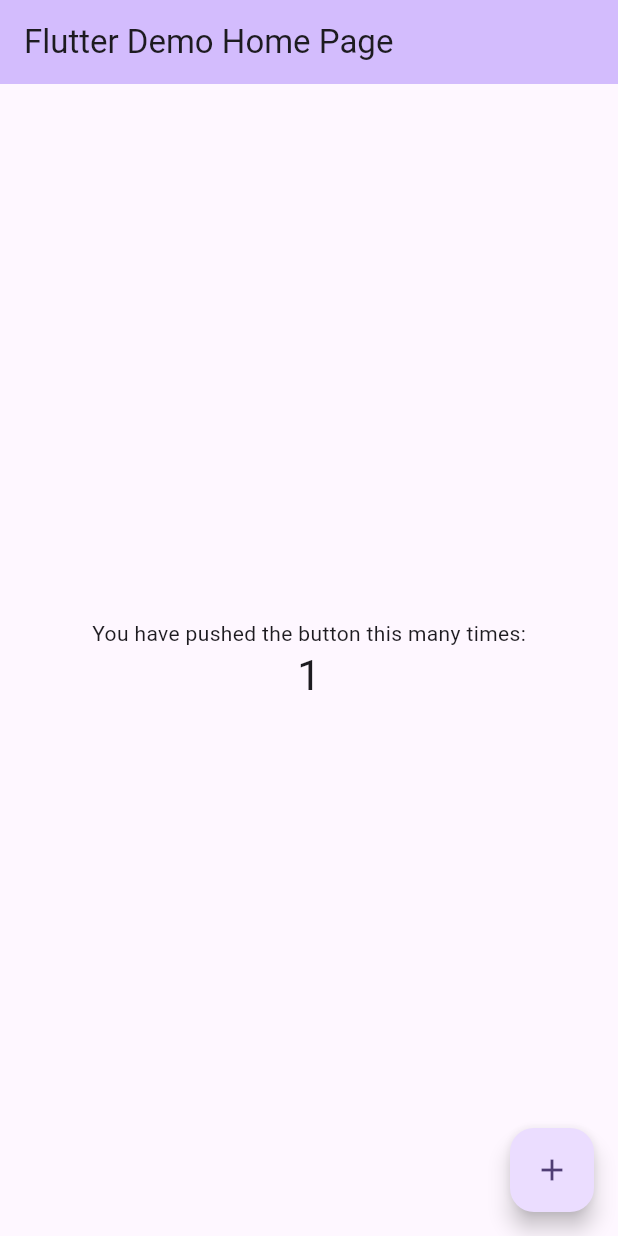
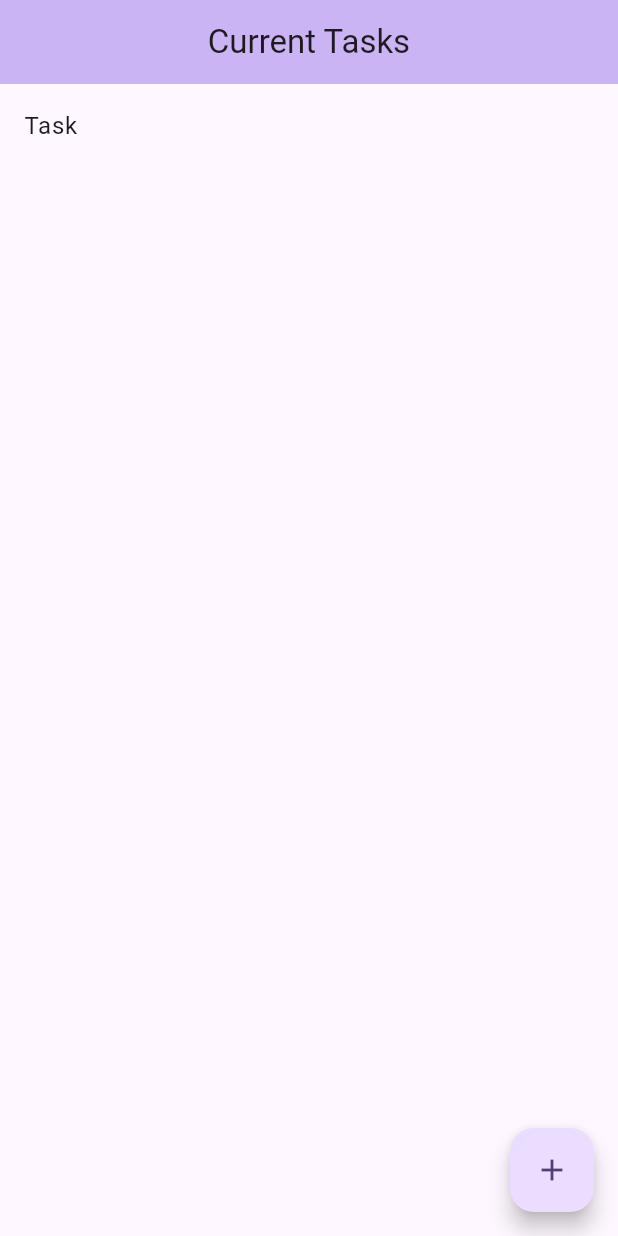
Before and after one commit to SpeedfireV/simple-tasks, a Flutter app: the screen it shows after launch, after a tap on the "add" icon, on a phone screen of 412 x 824 dp. Run offline on Flutter 3.47's test engine with Material 2 defaults, Android fonts, the phone set to English and light mode, and no system bars; our stand-ins replace flutter_riverpod, go_router.

Commit message:
App Bar & FAC

```diff
--- a/lib/main.dart
+++ b/lib/main.dart
@@ -1,69 +1,28 @@
 import 'package:flutter/material.dart';
+import 'package:flutter_riverpod/flutter_riverpod.dart';
+import 'package:go_router/go_router.dart';
+import 'package:tasks/ui/main_page.dart';
 
 void main() {
-  runApp(const MyApp());
+  runApp(ProviderScope(child: const MyApp()));
 }
+
+final router = GoRouter(routes: [
+  GoRoute(path: "/", name: "main", builder: (context, state) => MainPage())
+]);
 
 class MyApp extends StatelessWidget {
   const MyApp({super.key});
 
   @override
   Widget build(BuildContext context) {
-    return MaterialApp(
+    return MaterialApp.router(
       title: 'Flutter Demo',
       theme: ThemeData(
         colorScheme: ColorScheme.fromSeed(seedColor: Colors.deepPurple),
         useMaterial3: true,
       ),
-      home: const MyHomePage(title: 'Flutter Demo Home Page'),
+      routerConfig: router,
     );
   }
 }
-
-class MyHomePage extends StatefulWidget {
-  const MyHomePage({super.key, required this.title});
-
-  final String title;
-
-  @override
-  State<MyHomePage> createState() => _MyHomePageState();
-}
-
-class _MyHomePageState extends State<MyHomePage> {
-  int _counter = 0;
-
-  void _incrementCounter() {
-    setState(() {
-      _counter++;
-    });
-  }
-
-  @override
-  Widget build(BuildContext context) {
-    return Scaffold(
-      appBar: AppBar(
-        backgroundColor: Theme.of(context).colorScheme.inversePrimary,
-        title: Text(widget.title),
-      ),
-      body: Center(
-        child: Column(
-          mainAxisAlignment: MainAxisAlignment.center,
-          children: <Widget>[
-            const Text(
-              'You have pushed the button this many times:',
-            ),
-            Text(
-              '$_counter',
-              style: Theme.of(context).textTheme.headlineMedium,
-            ),
-          ],
-        ),
-      ),
-      floatingActionButton: FloatingActionButton(
-        onPressed: _incrementCounter,
-        tooltip: 'Increment',
-        child: const Icon(Icons.add),
-      ),
-    );
-  }
-}
--- a/lib/ui/main_page.dart
+++ b/lib/ui/main_page.dart
@@ -0,0 +1,34 @@
+import 'package:flutter/material.dart';
+import 'package:flutter_riverpod/flutter_riverpod.dart';
+
+class MainPage extends ConsumerStatefulWidget {
+  const MainPage({super.key});
+
+  @override
+  ConsumerState<ConsumerStatefulWidget> createState() => _MainPageState();
+}
+
+class _MainPageState extends ConsumerState<MainPage> {
+  @override
+  Widget build(BuildContext context) {
+    return Scaffold(
+        floatingActionButton: FloatingActionButton(
+          onPressed: () {},
+          child: Icon(Icons.add),
+        ),
+        appBar: AppBar(
+          title: Text("Current Tasks"),
+          centerTitle: true,
+          elevation: 3,
+          backgroundColor: Theme.of(context).colorScheme.inversePrimary,
+        ),
+        body: ListView(
+          children: [
+            ListTile(
+              onTap: () {},
+              title: Text("Task"),
+            )
+          ],
+        ));
+  }
+}
--- a/pubspec.yaml
+++ b/pubspec.yaml
@@ -39,6 +39,9 @@ dependencies:
   hive_flutter: ^1.1.0
   riverpod: ^2.3.6
   go_router: ^7.1.1
+  provider: ^6.0.5
+  flutter_riverpod: ^2.3.6
+  flutter_speed_dial: ^7.0.0
 
 dev_dependencies:
   flutter_test:
```
Also changed, not shown: pubspec.lock.
